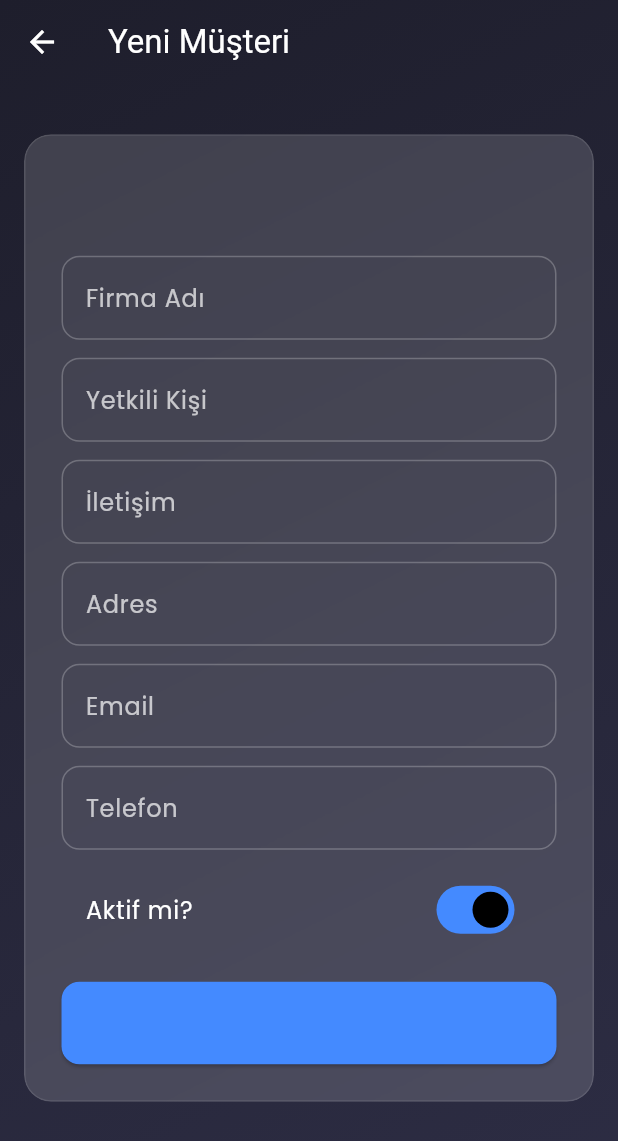
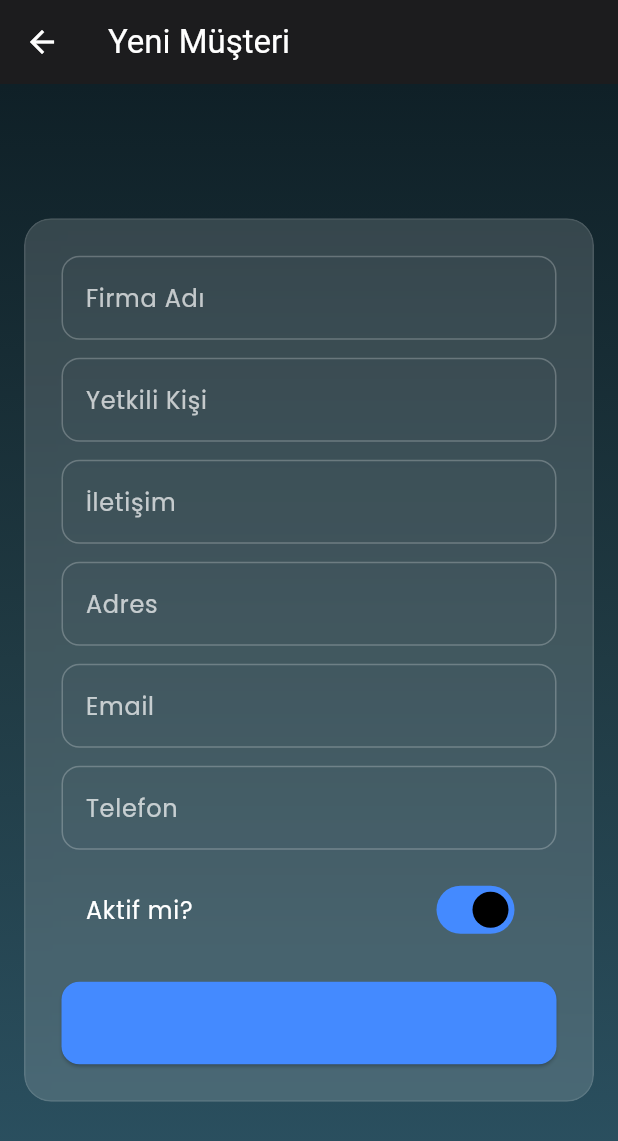
Before and after one commit to mhdundar/pts_app_v1, a Flutter app: the CustomerCreateScreen screen opened directly, on a phone screen of 412 x 824 dp. Shown: the top 1141 px of the screen. Run offline on Flutter 3.47's test engine with Material 3 defaults, Android fonts, the phone set to English and light mode, and no system bars; our stand-ins replace dio, flutter_secure_storage, google_fonts, image_picker, jwt_decoder, photo_view and 1 more; accounts and stored records are empty.

Commit message:
Add AppScaffold for consistent layout

```diff
--- a/lib/screens/company/company_edit_screen.dart
+++ b/lib/screens/company/company_edit_screen.dart
@@ -3,6 +3,7 @@ import 'package:intl/intl.dart';
 import 'package:pts_app_v1/models/company.dart';
 import 'package:pts_app_v1/services/company_service.dart';
 import 'package:pts_app_v1/utils/secure_storage.dart';
+import 'package:pts_app_v1/widgets/common/app_scaffold.dart';
 
 class CompanyEditScreen extends StatefulWidget {
   final Company company;
@@ -78,7 +79,7 @@ class _CompanyEditScreenState extends State<CompanyEditScreen> {
   Widget build(BuildContext context) {
     final df = DateFormat('dd.MM.yyyy');
 
-    return Scaffold(
+    return AppScaffold(
       appBar: AppBar(title: const Text("Şirket Güncelle")),
       body: Padding(
         padding: const EdgeInsets.all(16),
--- a/lib/screens/customer/customer_create_screen.dart
+++ b/lib/screens/customer/customer_create_screen.dart
@@ -3,6 +3,7 @@ import 'package:flutter/material.dart';
 import 'package:google_fonts/google_fonts.dart';
 import '../../models/customer.dart';
 import '../../services/customer_service.dart';
+import 'package:pts_app_v1/widgets/common/app_scaffold.dart';
 
 class CustomerCreateScreen extends StatefulWidget {
   const CustomerCreateScreen({super.key});
@@ -56,23 +57,15 @@ class _CustomerCreateScreenState extends State<CustomerCreateScreen> {
 
   @override
   Widget build(BuildContext context) {
-    return Scaffold(
+    return AppScaffold(
       extendBodyBehindAppBar: true,
       appBar: AppBar(
         title: const Text("Yeni Müşteri"),
         backgroundColor: Colors.transparent,
         elevation: 0,
       ),
-      body: Container(
-        decoration: const BoxDecoration(
-          gradient: LinearGradient(
-            colors: [Color(0xFF1E1E2C), Color(0xFF2D2D44)],
-            begin: Alignment.topLeft,
-            end: Alignment.bottomRight,
-          ),
-        ),
-        child: Center(
-          child: Padding(
+      body: Center(
+        child: Padding(
             padding: const EdgeInsets.all(16),
             child: ClipRRect(
               borderRadius: BorderRadius.circular(18),
--- a/lib/screens/customer/customer_detail_screen.dart
+++ b/lib/screens/customer/customer_detail_screen.dart
@@ -2,6 +2,7 @@ import 'package:flutter/material.dart';
 import '../../models/customer.dart';
 import '../../services/customer_service.dart';
 import 'customer_edit_screen.dart';
+import 'package:pts_app_v1/widgets/common/app_scaffold.dart';
 
 class CustomerDetailScreen extends StatefulWidget {
   final String customerId;
@@ -45,7 +46,7 @@ class _CustomerDetailScreenState extends State<CustomerDetailScreen> {
 
   @override
   Widget build(BuildContext context) {
-    return Scaffold(
+    return AppScaffold(
       appBar: AppBar(title: const Text("Müşteri Detayı")),
       body: FutureBuilder<Customer>(
         future: _future,
--- a/lib/screens/customer/customer_edit_screen.dart
+++ b/lib/screens/customer/customer_edit_screen.dart
@@ -1,6 +1,7 @@
 import 'package:flutter/material.dart';
 import '../../models/customer.dart';
 import '../../services/customer_service.dart';
+import 'package:pts_app_v1/widgets/common/app_scaffold.dart';
 
 class CustomerEditScreen extends StatefulWidget {
   final Customer customer;
@@ -71,7 +72,7 @@ class _CustomerEditScreenState extends State<CustomerEditScreen> {
 
   @override
   Widget build(BuildContext context) {
-    return Scaffold(
+    return AppScaffold(
       appBar: AppBar(title: const Text("Müşteri Güncelle")),
       body: Padding(
         padding: const EdgeInsets.all(16),
--- a/lib/screens/customer/customer_list_screen.dart
+++ b/lib/screens/customer/customer_list_screen.dart
@@ -3,6 +3,7 @@ import '../../models/customer.dart';
 import '../../services/customer_service.dart';
 import 'customer_detail_screen.dart';
 import 'customer_create_screen.dart';
+import 'package:pts_app_v1/widgets/common/app_scaffold.dart';
 
 class CustomerListScreen extends StatefulWidget {
   const CustomerListScreen({super.key});
@@ -22,7 +23,7 @@ class _CustomerListScreenState extends State<CustomerListScreen> {
 
   @override
   Widget build(BuildContext context) {
-    return Scaffold(
+    return AppScaffold(
       appBar: AppBar(title: const Text("Müşteri Listesi")),
       floatingActionButton: FloatingActionButton(
         onPressed: () => Navigator.push(
--- a/lib/screens/orders/order_create_screen.dart
+++ b/lib/screens/orders/order_create_screen.dart
@@ -7,6 +7,7 @@ import 'package:pts_app_v1/services/order_service.dart';
 import 'package:pts_app_v1/constants/order_statuses.dart';
 import 'package:pts_app_v1/helpers/dialog_helpers.dart';
 import 'package:pts_app_v1/widgets/order/order_photo_grid.dart';
+import 'package:pts_app_v1/widgets/common/app_scaffold.dart';
 
 class OrderCreateScreen extends StatefulWidget {
   const OrderCreateScreen({super.key});
@@ -125,12 +126,11 @@ class _OrderCreateScreenState extends State<OrderCreateScreen> {
 
   @override
   Widget build(BuildContext context) {
-    return Scaffold(
+    return AppScaffold(
       appBar: AppBar(
         title: Text('Yeni Sipariş Oluştur', style: GoogleFonts.poppins()),
         backgroundColor: const Color(0xFF203A43),
       ),
-      backgroundColor: const Color(0xFF2C5364),
       body: Center(
         child: ConstrainedBox(
           constraints: const BoxConstraints(maxWidth: 600),
--- a/lib/screens/orders/order_detail_screen.dart
+++ b/lib/screens/orders/order_detail_screen.dart
@@ -8,6 +8,7 @@ import 'package:pts_app_v1/controllers/order_detail_controller.dart';
 import 'package:pts_app_v1/models/order.dart';
 import 'package:pts_app_v1/models/order_details_dto.dart';
 import 'package:pts_app_v1/services/order_service.dart';
+import 'package:pts_app_v1/widgets/common/app_scaffold.dart';
 import 'package:pts_app_v1/widgets/order/order_action_buttons.dart';
 import 'package:pts_app_v1/widgets/order/order_info_card.dart';
 import 'package:pts_app_v1/widgets/order/order_photo_grid.dart';
@@ -174,8 +175,7 @@ class _OrderDetailScreenState extends State<OrderDetailScreen> {
 
   @override
   Widget build(BuildContext context) {
-    return Scaffold(
-      backgroundColor: const Color(0xFF203A43),
+    return AppScaffold(
       appBar: AppBar(
         backgroundColor: const Color(0xFF203A43),
         title: Text(
--- a/lib/screens/orders/order_list_screen.dart
+++ b/lib/screens/orders/order_list_screen.dart
@@ -7,6 +7,7 @@ import 'package:pts_app_v1/screens/orders/order_detail_screen.dart';
 import 'package:pts_app_v1/screens/orders/order_create_screen.dart';
 import 'package:pts_app_v1/services/order_service.dart';
 import 'package:pts_app_v1/utils/date_formatter.dart';
+import 'package:pts_app_v1/widgets/common/app_scaffold.dart';
 
 class OrderListScreen extends StatefulWidget {
   const OrderListScreen({super.key});
@@ -149,7 +150,7 @@ class _OrderListScreenState extends State<OrderListScreen> {
 
   @override
   Widget build(BuildContext context) {
-    return Scaffold(
+    return AppScaffold(
       floatingActionButton: FloatingActionButton(
         onPressed: _createNewOrder,
         backgroundColor: Colors.teal,
--- a/lib/screens/orders/order_split_screen.dart
+++ b/lib/screens/orders/order_split_screen.dart
@@ -3,6 +3,7 @@ import 'package:google_fonts/google_fonts.dart';
 import 'package:pts_app_v1/models/order_details_dto.dart';
 import 'package:pts_app_v1/models/order.dart';
 import 'package:pts_app_v1/services/order_service.dart';
+import 'package:pts_app_v1/widgets/common/app_scaffold.dart';
 
 class SplitOrderScreen extends StatefulWidget {
   final OrderDetailsDto originalOrder;
@@ -172,8 +173,7 @@ class _SplitOrderScreenState extends State<SplitOrderScreen> {
 
   @override
   Widget build(BuildContext context) {
-    return Scaffold(
-      backgroundColor: const Color(0xFF1B262C),
+    return AppScaffold(
       appBar: AppBar(
         title: Text("Siparişi Böl", style: GoogleFonts.poppins()),
       ),
--- /dev/null
+++ b/lib/widgets/common/app_scaffold.dart
@@ -0,0 +1,39 @@
+import 'package:flutter/material.dart';
+
+class AppScaffold extends StatelessWidget {
+  final Widget body;
+  final PreferredSizeWidget? appBar;
+  final Widget? floatingActionButton;
+  final bool resizeToAvoidBottomInset;
+
+  const AppScaffold({
+    Key? key,
+    required this.body,
+    this.appBar,
+    this.floatingActionButton,
+    this.resizeToAvoidBottomInset = true,
+  }) : super(key: key);
+
+  @override
+  Widget build(BuildContext context) {
+    return Scaffold(
+      appBar: appBar,
+      floatingActionButton: floatingActionButton,
+      resizeToAvoidBottomInset: resizeToAvoidBottomInset,
+      body: Container(
+        decoration: const BoxDecoration(
+          gradient: LinearGradient(
+            colors: [
+              Color(0xFF0F2027),
+              Color(0xFF203A43),
+              Color(0xFF2C5364),
+            ],
+            begin: Alignment.topCenter,
+            end: Alignment.bottomCenter,
+          ),
+        ),
+        child: SafeArea(child: body),
+      ),
+    );
+  }
+}
```
Also changed, not shown: lib/screens/company/company_create_screen.dart (+6 -14 lines), lib/screens/company/company_details_screen.dart (+6 -14 lines), lib/screens/company/company_list_screen.dart (+6 -14 lines), lib/screens/dashboard/dashboard_screen.dart (+4 -13 lines), lib/screens/login/login_screen.dart (+6 -14 lines), lib/screens/users/user_create_screen.dart (+4 -12 lines), lib/screens/users/user_details_screen.dart (+3 -11 lines), lib/screens/users/user_list_screen.dart (+3 -11 lines).
